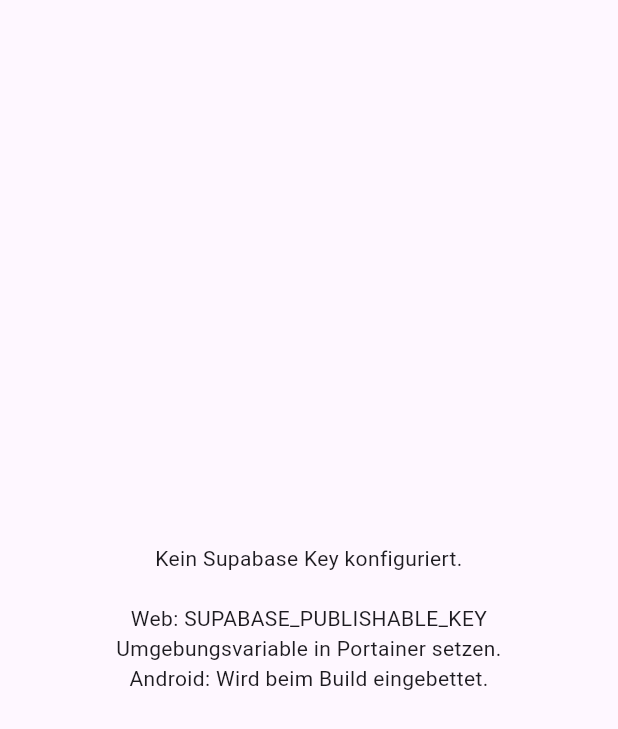
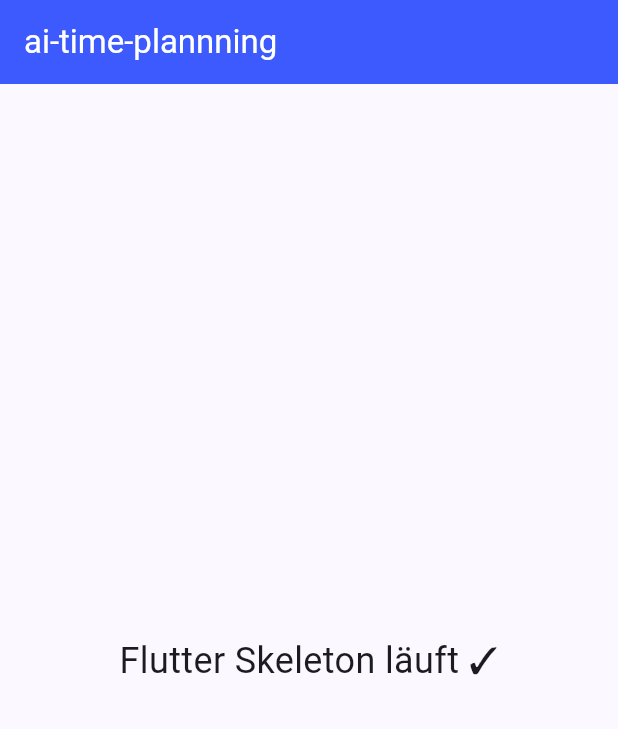
Before and after one commit to HeZumbu23/ai-time-plannning, a Flutter app: the screen it shows after launch, on a phone screen of 412 x 824 dp. Shown: the top 729 px of the screen. Run offline on Flutter 3.47's test engine with Material 3 defaults, Android fonts, the phone set to English and light mode, and no system bars; our stand-ins replace shared_preferences, supabase_flutter; accounts and stored records are empty.

Commit message:
Skeleton: minimal Flutter web, no Supabase, no async in main
Step 1 of incremental Flutter reintroduction:
- main.dart: dead-simple Flutter app, only flutter/material.dart import,
  synchronous main(), no Supabase, no other lib/ files referenced
- pubspec.yaml: only flutter SDK dep (no supabase, http, intl, etc.)
- Dockerfile: 2-stage Flutter build restored, no --dart-define needed

Goal: verify Flutter web itself builds and runs crash-free before
adding Supabase back.

Co-Authored-By: Claude Sonnet 4.6 <noreply@anthropic.com>
Claude-Session: https://claude.ai/code/session_01DdZUF8s5hVLvddEdJMZpvs

```diff
--- a/lib/main.dart
+++ b/lib/main.dart
@@ -1,51 +1,11 @@
 import 'package:flutter/material.dart';
-import 'package:supabase_flutter/supabase_flutter.dart';
 
-import 'config/supabase_config.dart';
-import 'screens/home_shell.dart';
-
-Future<void> main() async {
-  WidgetsFlutterBinding.ensureInitialized();
-
-  if (!SupabaseConfig.isConfigured) {
-    runApp(const _ConfigErrorApp());
-    return;
-  }
-
-  await Supabase.initialize(
-    url: SupabaseConfig.url,
-    anonKey: SupabaseConfig.anonKey,
-  );
-
-  runApp(const PlannerApp());
+void main() {
+  runApp(const App());
 }
 
-class _ConfigErrorApp extends StatelessWidget {
-  const _ConfigErrorApp();
-
-  @override
-  Widget build(BuildContext context) {
-    return const MaterialApp(
-      debugShowCheckedModeBanner: false,
-      home: Scaffold(
-        body: Center(
-          child: Padding(
-            padding: EdgeInsets.all(24),
-            child: Text(
-              'Kein Supabase Key konfiguriert.\n\n'
-              'Web: SUPABASE_PUBLISHABLE_KEY Umgebungsvariable in Portainer setzen.\n'
-              'Android: Wird beim Build eingebettet.',
-              textAlign: TextAlign.center,
-            ),
-          ),
-        ),
-      ),
-    );
-  }
-}
-
-class PlannerApp extends StatelessWidget {
-  const PlannerApp({super.key});
+class App extends StatelessWidget {
+  const App({super.key});
 
   @override
   Widget build(BuildContext context) {
@@ -56,7 +16,19 @@ class PlannerApp extends StatelessWidget {
         colorScheme: ColorScheme.fromSeed(seedColor: const Color(0xFF3D5AFE)),
         useMaterial3: true,
       ),
-      home: const HomeShell(),
+      home: Scaffold(
+        appBar: AppBar(
+          backgroundColor: const Color(0xFF3D5AFE),
+          foregroundColor: Colors.white,
+          title: const Text('ai-time-plannning'),
+        ),
+        body: const Center(
+          child: Text(
+            'Flutter Skeleton läuft ✓',
+            style: TextStyle(fontSize: 24),
+          ),
+        ),
+      ),
     );
   }
 }
--- a/pubspec.yaml
+++ b/pubspec.yaml
@@ -10,11 +10,6 @@ environment:
 dependencies:
   flutter:
     sdk: flutter
-  supabase_flutter: ^2.8.0
-  intl: ^0.19.0
-  cupertino_icons: ^1.0.8
-  shared_preferences: ^2.2.3
-  http: ^1.2.0
 
 dev_dependencies:
   flutter_lints: ^4.0.0
```
Also changed, not shown: 1 other file.
